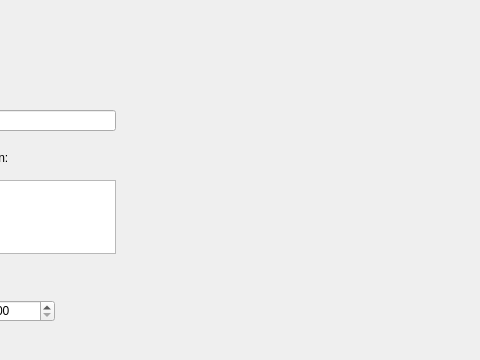
First picture: the form in postview.ui, repository Boody624/News-System, before the edit; both pictures show x 115 to 595 and y 0 to 360 of the 721 by 618 pixel window.
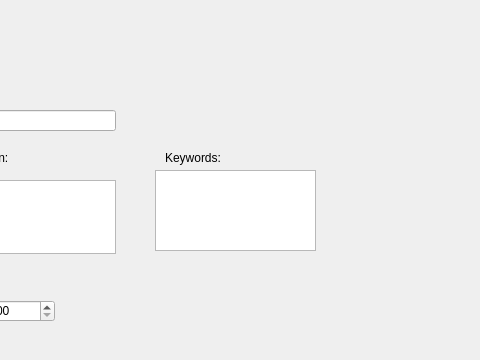
Second picture: the form after the edit.

```diff
--- a/postview.ui
+++ b/postview.ui
@@ -201,6 +201,29 @@
     <string>Post Title:</string>
    </property>
   </widget>
+  <widget class="QTextEdit" name="textEdit_keywords">
+   <property name="geometry">
+    <rect>
+     <x>270</x>
+     <y>170</y>
+     <width>161</width>
+     <height>81</height>
+    </rect>
+   </property>
+  </widget>
+  <widget class="QLabel" name="label_6">
+   <property name="geometry">
+    <rect>
+     <x>280</x>
+     <y>150</y>
+     <width>161</width>
+     <height>16</height>
+    </rect>
+   </property>
+   <property name="text">
+    <string>Keywords: </string>
+   </property>
+  </widget>
  </widget>
  <resources/>
  <connections/>
```
